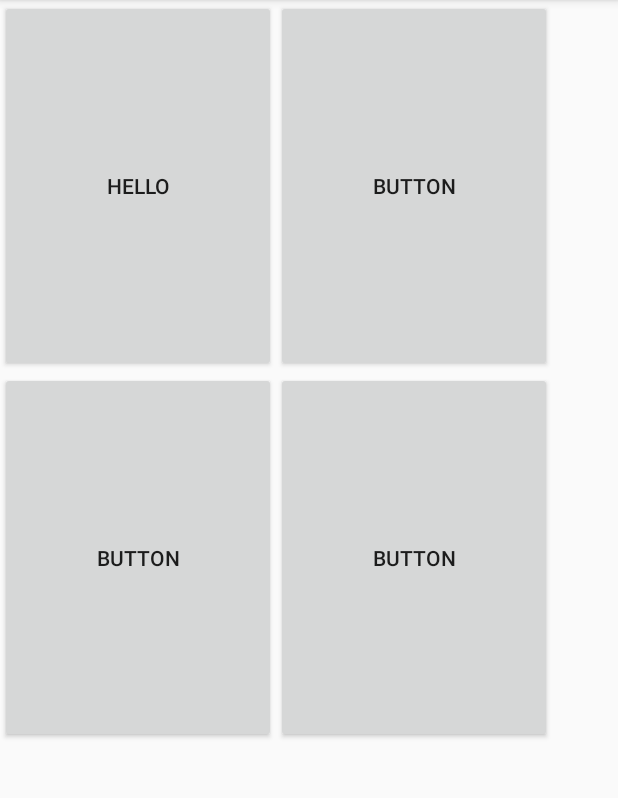
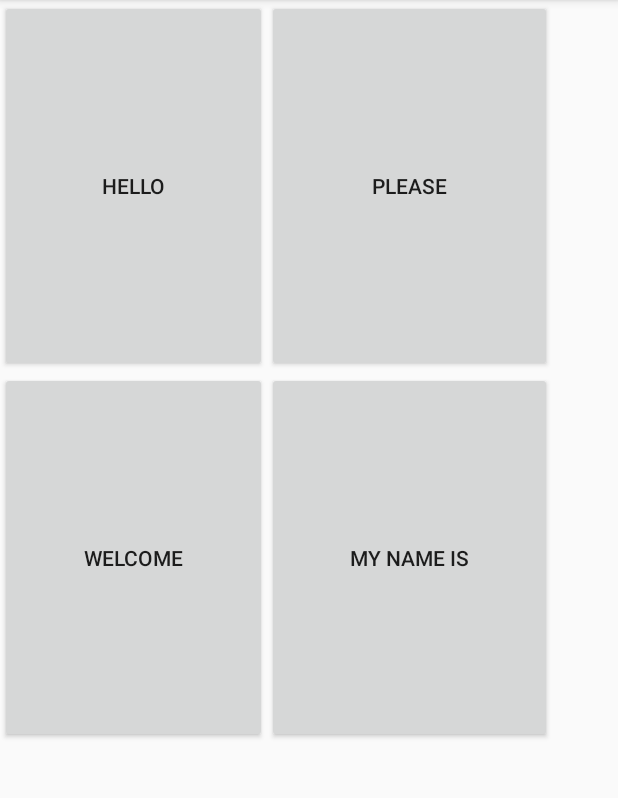
Before and after one commit to emeka-osuagwu/android-language-speaking-app, an Android app: the screen it shows after launch (MainActivity), on a phone screen of 412 x 824 dp, the part 84-882 px from its top. Run offline under Robolectric (Android 15) with nearby library versions, the phone set to English and light mode, and no system bars.

Commit message:
add ids to button

```diff
--- a/app/src/main/res/layout/activity_main.xml
+++ b/app/src/main/res/layout/activity_main.xml
@@ -18,7 +18,7 @@
             android:layout_height="match_parent">
 
             <Button
-                android:id="@+id/button3"
+                android:id="@+id/hello"
                 android:layout_width="wrap_content"
                 android:layout_height="wrap_content"
                 android:text="Hello"
@@ -29,10 +29,10 @@
                 app:layout_rowWeight="1" />
 
             <Button
-                android:id="@+id/button4"
+                android:id="@+id/please"
                 android:layout_width="wrap_content"
                 android:layout_height="wrap_content"
-                android:text="Button"
+                android:text="Please"
                 app:layout_column="1"
                 app:layout_columnSpan="1"
                 app:layout_columnWeight="1"
@@ -41,10 +41,10 @@
                 app:layout_rowWeight="1" />
 
             <Button
-                android:id="@+id/button4"
+                android:id="@+id/welcome"
                 android:layout_width="wrap_content"
                 android:layout_height="wrap_content"
-                android:text="Button"
+                android:text="Welcome"
                 app:layout_column="0"
                 app:layout_columnSpan="1"
                 app:layout_columnWeight="1"
@@ -52,10 +52,10 @@
                 app:layout_row="1" />
 
             <Button
-                android:id="@+id/button4"
+                android:id="@+id/mynameis"
                 android:layout_width="wrap_content"
                 android:layout_height="wrap_content"
-                android:text="Button"
+                android:text="My Name is"
                 app:layout_column="1"
                 app:layout_columnSpan="1"
                 app:layout_columnWeight="1"
```
